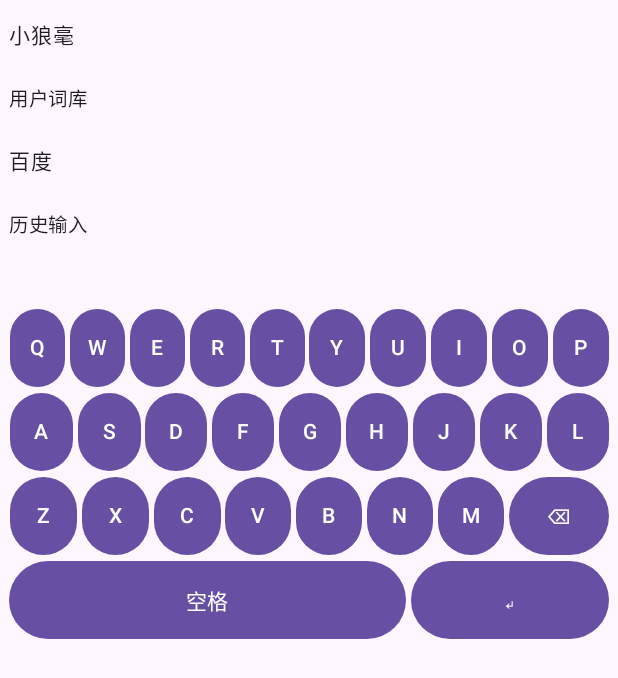
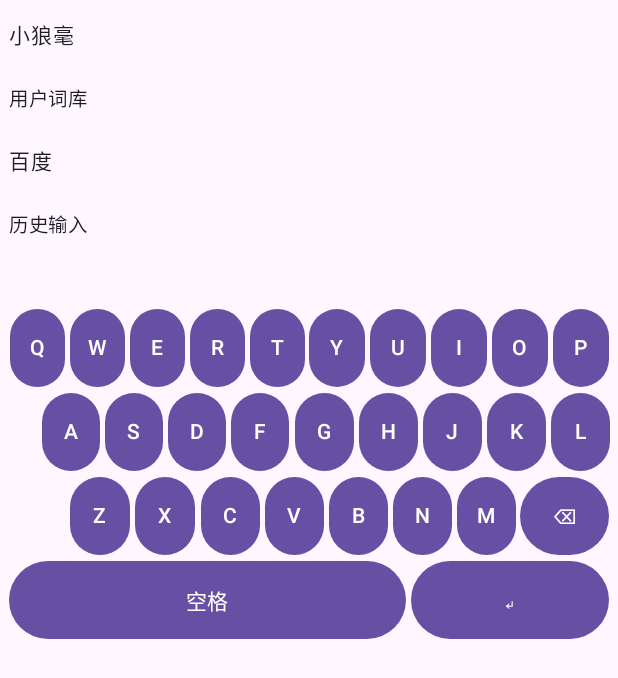
Before and after one commit to bombless/my-android-ime, an Android app built with Jetpack Compose: the composable KeyboardScreen called with empty values, on a phone screen of 412 x 824 dp. Shown: the top 678 px of the screen. Run offline under Robolectric (Android 15) with nearby library versions, the light colour scheme and no system bars.

Commit message:
标准qwerty布局

```diff
--- a/app/src/main/java/com/example/myandroidime/KeyboardScreen.kt
+++ b/app/src/main/java/com/example/myandroidime/KeyboardScreen.kt
@@ -324,11 +324,15 @@ fun KeyboardScreen(
                     Text(composing, modifier = Modifier.fillMaxWidth(), maxLines = 1)
                 }
 
-                listOf("QWERTYUIOP", "ASDFGHJKL").forEach { row ->
+                // 三行按标准 QWERTY 逐行递进缩进：第二行半格，第三行一格。
+                // 使用与第一行一致的单键宽度，避免缩进后把按键压缩变窄。
+                val keyUnitWidth = ((LocalConfiguration.current.screenWidthDp.dp - 12.dp - 27.dp) / 10f)
+                listOf("QWERTYUIOP", "ASDFGHJKL").forEachIndexed { rowIndex, row ->
                     Row(
                         Modifier.fillMaxWidth(),
                         horizontalArrangement = Arrangement.spacedBy(3.dp)
                     ) {
+                        if (rowIndex == 1) Spacer(Modifier.width(keyUnitWidth / 2f))
                         row.forEach { letter ->
                             LetterKey(
                                 label = letter.toString(),
@@ -357,6 +361,7 @@ fun KeyboardScreen(
                     Modifier.fillMaxWidth(),
                     horizontalArrangement = Arrangement.spacedBy(3.dp)
                 ) {
+                    Spacer(Modifier.width(keyUnitWidth))
                     "ZXCVBNM".forEach { letter ->
                         LetterKey(
                             label = letter.toString(),
```
